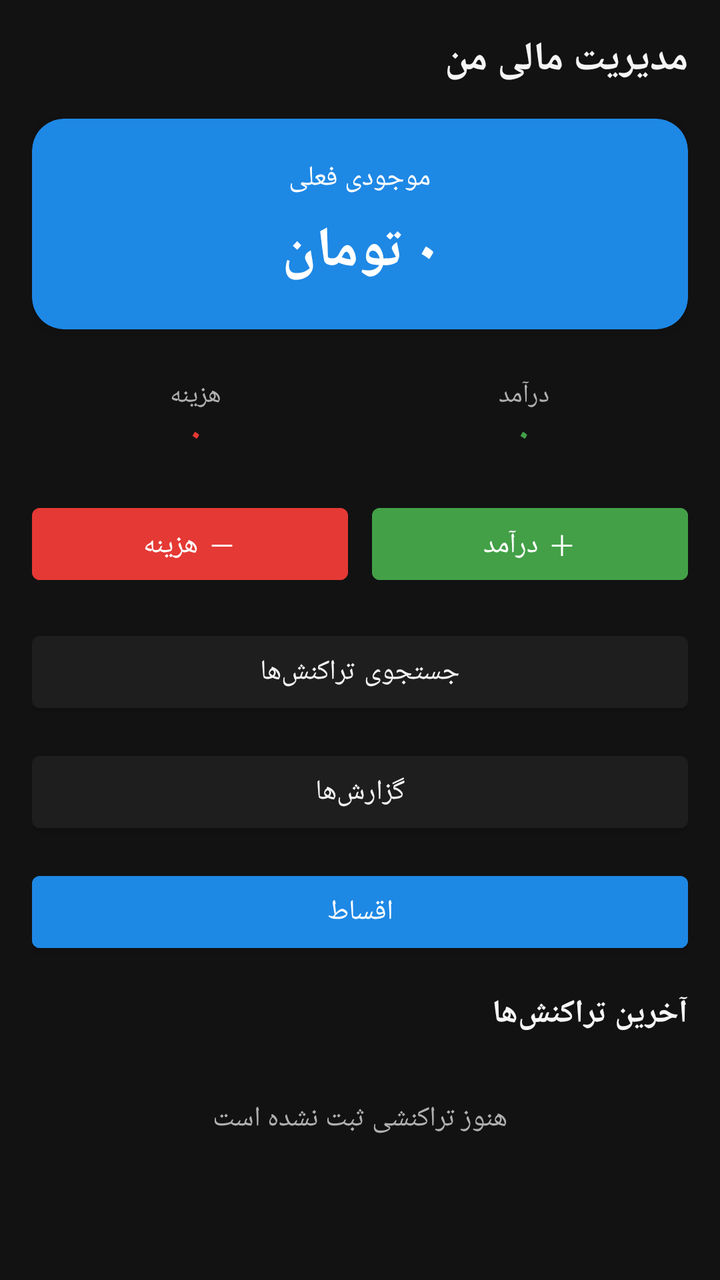
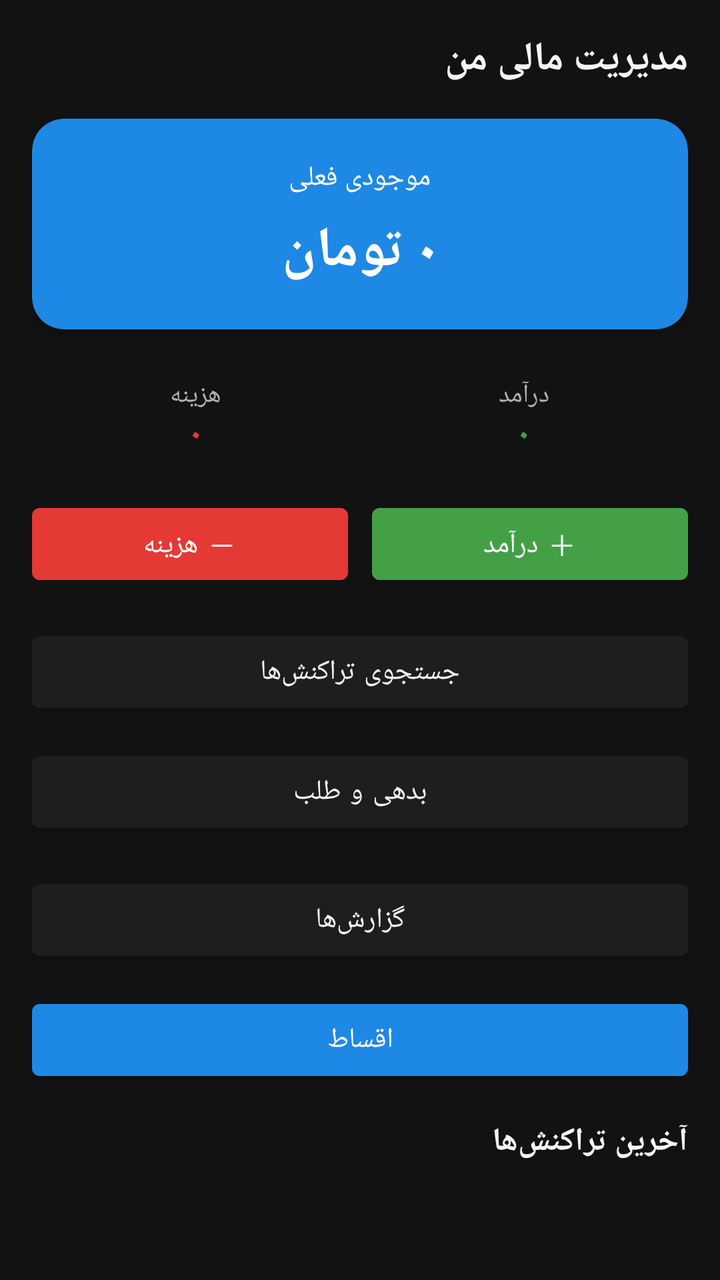

Compare the two renders of this Android layout. The source of the first and the diff that turns it into the second are given below.
<!-- AndroidManifest.xml: application theme Theme.MoneyManager -->
<!-- res/layout/activity_main.xml -->
<?xml version="1.0" encoding="utf-8"?>
<LinearLayout xmlns:android="http://schemas.android.com/apk/res/android"
    android:layout_width="match_parent"
    android:layout_height="match_parent"
    android:layoutDirection="rtl"
    android:orientation="vertical"
    android:background="@color/background"
    android:padding="16dp">

    <TextView
        android:layout_width="wrap_content"
        android:layout_height="wrap_content"
        android:text="@string/app_name"
        android:textSize="20sp"
        android:textStyle="bold"
        android:textColor="@color/text_primary"
        android:layout_marginBottom="16dp" />

    <androidx.cardview.widget.CardView
        android:layout_width="match_parent"
        android:layout_height="wrap_content"
        app:cardCornerRadius="16dp"
        app:cardElevation="4dp"
        app:cardBackgroundColor="@color/primary"
        xmlns:app="http://schemas.android.com/apk/res-auto">

        <LinearLayout
            android:layout_width="match_parent"
            android:layout_height="wrap_content"
            android:orientation="vertical"
            android:padding="20dp"
            android:gravity="center">

            <TextView
                android:layout_width="wrap_content"
                android:layout_height="wrap_content"
                android:text="@string/current_balance"
                android:textColor="@color/white"
                android:textSize="14sp" />

            <TextView
                android:id="@+id/tvBalance"
                android:layout_width="wrap_content"
                android:layout_height="wrap_content"
                android:layout_marginTop="8dp"
                android:text="۰ تومان"
                android:textColor="@color/white"
                android:textSize="28sp"
                android:textStyle="bold" />
        </LinearLayout>
    </androidx.cardview.widget.CardView>

    <LinearLayout
        android:layout_width="match_parent"
        android:layout_height="wrap_content"
        android:orientation="horizontal"
        android:layout_marginTop="12dp">

        <LinearLayout
            android:layout_width="0dp"
            android:layout_height="wrap_content"
            android:layout_weight="1"
            android:orientation="vertical"
            android:gravity="center"
            android:padding="12dp">

            <TextView
                android:layout_width="wrap_content"
                android:layout_height="wrap_content"
                android:text="@string/total_income"
                android:textColor="@color/text_secondary"
                android:textSize="13sp" />

            <TextView
                android:id="@+id/tvIncomeTotal"
                android:layout_width="wrap_content"
                android:layout_height="wrap_content"
                android:text="۰"
                android:textColor="@color/income_green"
                android:textSize="16sp"
                android:textStyle="bold" />
        </LinearLayout>

        <LinearLayout
            android:layout_width="0dp"
            android:layout_height="wrap_content"
            android:layout_weight="1"
            android:orientation="vertical"
            android:gravity="center"
            android:padding="12dp">

            <TextView
                android:layout_width="wrap_content"
                android:layout_height="wrap_content"
                android:text="@string/total_expense"
                android:textColor="@color/text_secondary"
                android:textSize="13sp" />

            <TextView
                android:id="@+id/tvExpenseTotal"
                android:layout_width="wrap_content"
                android:layout_height="wrap_content"
                android:text="۰"
                android:textColor="@color/expense_red"
                android:textSize="16sp"
                android:textStyle="bold" />
        </LinearLayout>
    </LinearLayout>

    <LinearLayout
        android:layout_width="match_parent"
        android:layout_height="wrap_content"
        android:orientation="horizontal"
        android:layout_marginTop="8dp"
        android:layout_marginBottom="16dp">

        <Button
            android:id="@+id/btnAddIncome"
            android:layout_width="0dp"
            android:layout_height="wrap_content"
            android:layout_weight="1"
            android:layout_marginEnd="6dp"
            android:backgroundTint="@color/income_green"
            android:textColor="@color/white"
            android:text="@string/add_income" />

        <Button
            android:id="@+id/btnAddExpense"
            android:layout_width="0dp"
            android:layout_height="wrap_content"
            android:layout_weight="1"
            android:layout_marginStart="6dp"
            android:backgroundTint="@color/expense_red"
            android:textColor="@color/white"
            android:text="@string/add_expense" />
    </LinearLayout>

    <Button
        android:id="@+id/btnSearch"
        android:layout_width="match_parent"
        android:layout_height="wrap_content"
        android:backgroundTint="@color/card_background"
        android:textColor="@color/text_primary"
        android:text="@string/search_title"
        android:layout_marginBottom="12dp" />

    <Button
        android:id="@+id/btnReports"
        android:layout_width="match_parent"
        android:layout_height="wrap_content"
        android:backgroundTint="@color/card_background"
        android:textColor="@color/text_primary"
        android:text="@string/reports_title"
        android:layout_marginBottom="12dp" />

    <Button
        android:id="@+id/btnInstallments"
        android:layout_width="match_parent"
        android:layout_height="wrap_content"
        android:backgroundTint="@color/primary"
        android:textColor="@color/white"
        android:text="@string/installments_title"
        android:layout_marginBottom="16dp" />

    <TextView
        android:layout_width="wrap_content"
        android:layout_height="wrap_content"
        android:text="@string/recent_transactions"
        android:textColor="@color/text_primary"
        android:textSize="16sp"
        android:textStyle="bold"
        android:layout_marginBottom="8dp" />

    <TextView
        android:id="@+id/tvEmpty"
        android:layout_width="match_parent"
        android:layout_height="wrap_content"
        android:text="@string/no_transactions"
        android:textColor="@color/text_secondary"
        android:gravity="center"
        android:padding="24dp"
        android:visibility="visible" />

    <androidx.recyclerview.widget.RecyclerView
        android:id="@+id/rvTransactions"
        android:layout_width="match_parent"
        android:layout_height="0dp"
        android:layout_weight="1"
        android:visibility="gone" />

</LinearLayout>
<!-- resources referenced by this layout -->
<resources>
  <color name="background">#121212</color>
  <color name="card_background">#1E1E1E</color>
  <color name="expense_red">#E53935</color>
  <color name="income_green">#43A047</color>
  <color name="primary">#1E88E5</color>
  <color name="text_primary">#F5F5F5</color>
  <color name="text_secondary">#B0B0B0</color>
  <color name="white">#FFFFFF</color>
  <string name="add_expense">－ هزینه</string>
  <string name="add_income">＋ درآمد</string>
  <string name="app_name">مدیریت مالی من</string>
  <string name="current_balance">موجودی فعلی</string>
  <string name="installments_title">اقساط</string>
  <string name="no_transactions">هنوز تراکنشی ثبت نشده است</string>
  <string name="recent_transactions">آخرین تراکنش‌ها</string>
  <string name="reports_title">گزارش‌ها</string>
  <string name="search_title">جستجوی تراکنش‌ها</string>
  <string name="total_expense">هزینه</string>
  <string name="total_income">درآمد</string>
  <style name="Theme.MoneyManager" parent="Theme.MaterialComponents.DayNight.NoActionBar">
          <item name="colorPrimary">@color/primary</item>
          <item name="colorPrimaryDark">@color/primary_dark</item>
          <item name="colorAccent">@color/primary</item>
          <item name="android:windowBackground">@color/background</item>
          <item name="android:statusBarColor">@color/primary_dark</item>
      </style>
  <color name="primary_dark">#0D47A1</color>
</resources>

<!-- the commit's change to res/layout/activity_main.xml (unified diff, before → after) -->
@@ -143,7 +143,14 @@
         android:textColor="@color/text_primary"
         android:text="@string/search_title"
         android:layout_marginBottom="12dp" />
-
+<Button
+        android:id="@+id/btnDebts"
+        android:layout_width="match_parent"
+        android:layout_height="wrap_content"
+        android:backgroundTint="@color/card_background"
+        android:textColor="@color/text_primary"
+        android:text="@string/debts_title"
+        android:layout_marginBottom="16dp" />
     <Button
         android:id="@+id/btnReports"
         android:layout_width="match_parent"
<!-- resource entries referenced after the edit -->
@@ -12,6 +12,7 @@
   <string name="add_income">＋ درآمد</string>
   <string name="app_name">مدیریت مالی من</string>
   <string name="current_balance">موجودی فعلی</string>
+  <string name="debts_title">بدهی و طلب</string>
   <string name="installments_title">اقساط</string>
   <string name="no_transactions">هنوز تراکنشی ثبت نشده است</string>
   <string name="recent_transactions">آخرین تراکنش‌ها</string>
